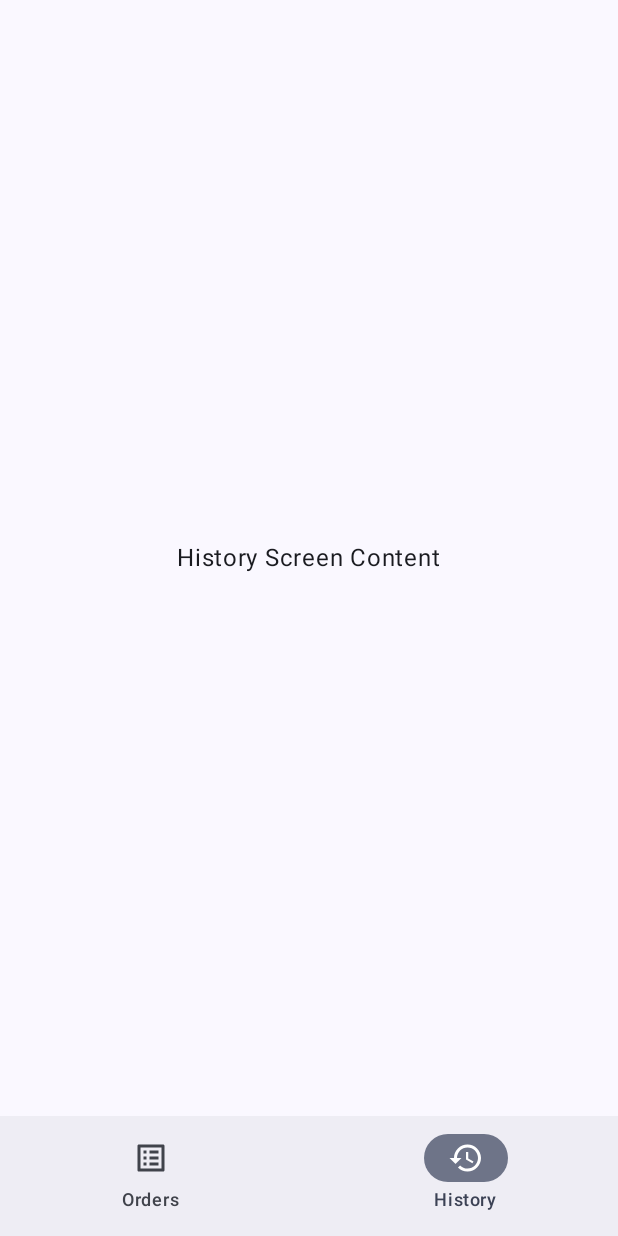
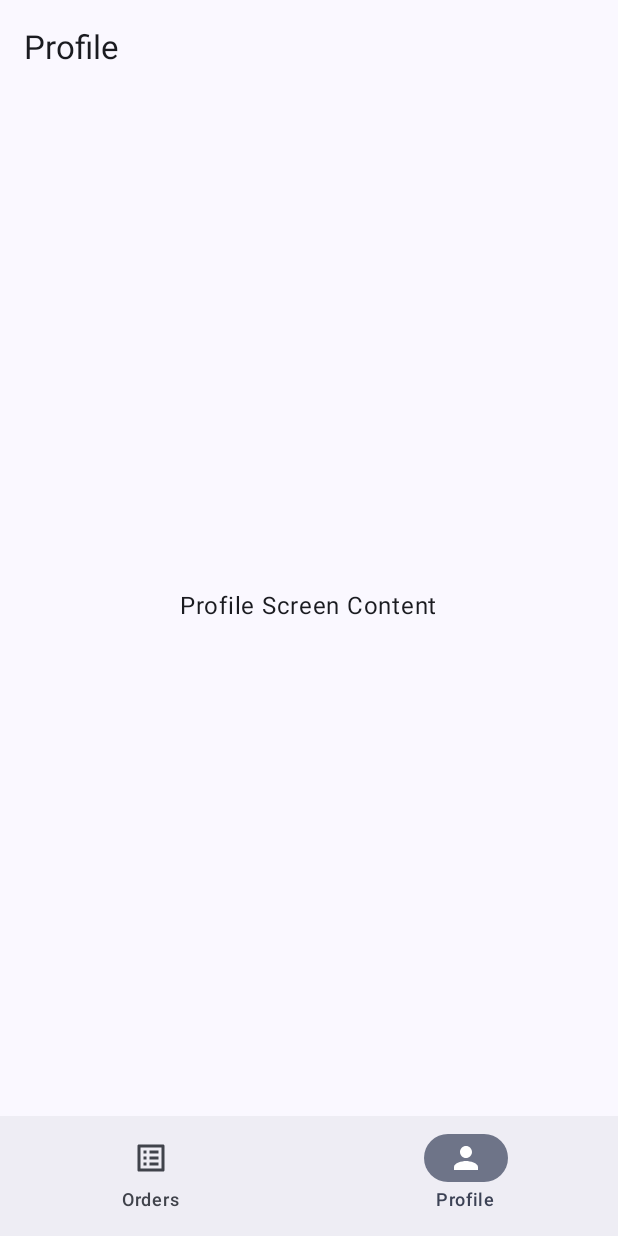
Before and after one commit to oleksandr-holan/mobile, an Android app built with Jetpack Compose: the MainAppScreen screen opened through its navigation route, item 2 of the bottom bar chosen, on a phone screen of 412 x 824 dp. Run offline under Robolectric (Android 15) with nearby library versions, the phone set to English and light mode, and no system bars.

Commit message:
implement TopAppBar

```diff
--- /dev/null
+++ b/app/src/main/java/com/example/lab1/ui/components/AppTopAppBar.kt
@@ -0,0 +1,48 @@
+package com.example.lab1.ui.components
+
+import androidx.compose.material.icons.Icons
+import androidx.compose.material.icons.automirrored.filled.ArrowBack // Use autoMirrored for RTL support
+import androidx.compose.material3.*
+import androidx.compose.runtime.Composable
+import androidx.compose.ui.tooling.preview.Preview
+import com.example.lab1.ui.theme.Lab1Theme
+
+@OptIn(ExperimentalMaterial3Api::class) // For TopAppBar
+@Composable
+fun AppTopAppBar(
+    title: String,
+    canNavigateBack: Boolean,
+    onNavigateBack: () -> Unit
+) {
+    TopAppBar(
+        title = { Text(title) },
+        navigationIcon = {
+            if (canNavigateBack) {
+                IconButton(onClick = onNavigateBack) {
+                    Icon(
+                        imageVector = Icons.AutoMirrored.Filled.ArrowBack,
+                        contentDescription = "Back" // Content description for accessibility
+                    )
+                }
+            }
+        },
+        // TODO: Add actions (e.g., settings, search) here using the `actions` lambda
+        // actions = { ... }
+    )
+}
+
+@Preview
+@Composable
+fun AppTopAppBarPreviewBack() {
+    Lab1Theme {
+        AppTopAppBar(title = "Details", canNavigateBack = true, onNavigateBack = {})
+    }
+}
+
+@Preview
+@Composable
+fun AppTopAppBarPreviewNoBack() {
+    Lab1Theme {
+        AppTopAppBar(title = "Orders", canNavigateBack = false, onNavigateBack = {})
+    }
+}
--- a/app/src/main/java/com/example/lab1/ui/feature/home/MainAppScreen.kt
+++ b/app/src/main/java/com/example/lab1/ui/feature/home/MainAppScreen.kt
@@ -1,72 +1,95 @@
 package com.example.lab1.ui.feature.home
 
-import androidx.compose.foundation.layout.Box
-import androidx.compose.foundation.layout.fillMaxSize
 import androidx.compose.foundation.layout.padding
 import androidx.compose.material3.*
-import androidx.compose.runtime.Composable
-import androidx.compose.ui.Alignment
+import androidx.compose.runtime.* // Import remember, derivedStateOf, etc.
 import androidx.compose.ui.Modifier
 import androidx.compose.ui.tooling.preview.Preview
 import androidx.navigation.NavHostController
 import androidx.navigation.compose.NavHost
 import androidx.navigation.compose.composable
+import androidx.navigation.compose.currentBackStackEntryAsState
 import androidx.navigation.compose.rememberNavController
 import com.example.lab1.ui.navigation.AppDestinations
 import com.example.lab1.ui.navigation.BottomNavItem
+import com.example.lab1.ui.navigation.bottomNavItems // Import list
+// Import components
 import com.example.lab1.ui.components.AppBottomNavigationBar
+import com.example.lab1.ui.components.AppTopAppBar
 import com.example.lab1.ui.feature.item.AddItemDetailsScreen
 import com.example.lab1.ui.feature.order.view.OrderScreen
+import com.example.lab1.ui.feature.profile.ProfileScreen
 import com.example.lab1.ui.theme.Lab1Theme
 
-@OptIn(ExperimentalMaterial3Api::class) // For Scaffold
+@OptIn(ExperimentalMaterial3Api::class)
 @Composable
 fun MainAppScreen() {
-    // NavController for the *inner* NavHost (for bottom nav screens)
     val innerNavController: NavHostController = rememberNavController()
 
+    // Get current back stack entry to determine route, title, and back button visibility
+    val navBackStackEntry by innerNavController.currentBackStackEntryAsState()
+    val currentRoute = navBackStackEntry?.destination?.route
+
+    // Determine the title based on the current route
+    val currentScreenTitle = remember(currentRoute) {
+        when (currentRoute) {
+            BottomNavItem.Orders.route -> BottomNavItem.Orders.title
+            BottomNavItem.Profile.route -> BottomNavItem.Profile.title
+            AppDestinations.ADD_ITEM_DETAILS_ROUTE -> "Item Details" // Or get dynamically
+            else -> "" // Default or loading title
+        }
+    }
+
+    // Determine if the back button should be shown
+    // Show back if the current route is NOT one of the main bottom nav destinations
+    val canNavigateBack = remember(currentRoute) {
+        bottomNavItems.none { it.route == currentRoute } && currentRoute != null
+        // Alternative: check innerNavController.previousBackStackEntry != null
+    }
+
+
     Scaffold(
+        topBar = {
+            AppTopAppBar(
+                title = currentScreenTitle,
+                canNavigateBack = canNavigateBack,
+                onNavigateBack = { innerNavController.popBackStack() } // Simple back action
+            )
+        },
         bottomBar = { AppBottomNavigationBar(navController = innerNavController) }
     ) { innerPadding ->
-        // NavHost for the screens accessible via Bottom Navigation
         NavHost(
             navController = innerNavController,
-            // Start destination for the bottom nav section (e.g., Orders)
-            startDestination = BottomNavItem.Orders.route,
+            startDestination = BottomNavItem.Orders.route, // Start on Orders screen
             modifier = Modifier.padding(innerPadding) // Apply padding from Scaffold
         ) {
             composable(BottomNavItem.Orders.route) {
                 OrderScreen(
-                    onNavigateToAddItem = { /* TODO: Handle navigation if needed */ }
+                    // Pass lambda to navigate to details using the inner controller
+                    onNavigateToAddItem = { itemName -> // Example: pass item name
+                        // In real app, pass item ID or full object route parameter
+                        innerNavController.navigate(AppDestinations.ADD_ITEM_DETAILS_ROUTE)
+                    }
                 )
             }
-            composable(BottomNavItem.History.route) {
-                // Replace with your actual HistoryScreen composable
-                HistoryScreenPlaceholder()
+            // Updated composable for Profile
+            composable(BottomNavItem.Profile.route) {
+                ProfileScreen()
             }
-            // Add composable destinations for other bottom nav items here
-            // Example: Add Item Details might still be navigated to from OrderScreen
-            // but it won't be a bottom nav item itself.
+            // Destination for the detail screen
             composable(AppDestinations.ADD_ITEM_DETAILS_ROUTE) {
+                // In real app, retrieve item details based on argument passed in navigate()
                 AddItemDetailsScreen(
-                    itemName = "Item from Orders", // Pass actual item later
-                    onNavigateBack = { innerNavController.popBackStack() }
+                    itemName = "Selected Item", // Replace with actual data later
+                    // Back navigation is handled by the AppTopAppBar now
+                    onNavigateBack = { innerNavController.popBackStack() } // Can keep for programmatic back
                 )
             }
         }
     }
 }
 
-// Placeholder for the History screen content
-@Composable
-fun HistoryScreenPlaceholder() {
-    Surface(modifier = Modifier.fillMaxSize()) {
-        Box(contentAlignment = Alignment.Center) {
-            Text("History Screen Content")
-        }
-    }
-}
-
+// Preview remains the same
 @Preview(showBackground = true)
 @Composable
 fun MainAppScreenPreview() {
--- a/app/src/main/java/com/example/lab1/ui/feature/item/AddItemDetailsScreen.kt
+++ b/app/src/main/java/com/example/lab1/ui/feature/item/AddItemDetailsScreen.kt
@@ -12,17 +12,12 @@ import androidx.compose.ui.unit.sp
 import com.example.lab1.ui.theme.Lab1Theme
 import kotlin.math.roundToInt // For converting slider value
 
-// Removed the class wrapper. Composable functions should be top-level.
-@OptIn(ExperimentalMaterial3Api::class) // Needed for OutlinedTextField
 @Composable
 fun AddItemDetailsScreen(
     itemName: String,
     onNavigateBack: () -> Unit
 ) {
     // --- State Variables ---
-    // Remember state for interactive components
-    // Use mutableFloatStateOf for Slider's value for better precision if needed,
-    // but mutableStateOf<Float> is also common.
     var quantity by remember { mutableFloatStateOf(1f) }
     var specialRequests by remember { mutableStateOf("") }
     var isUrgent by remember { mutableStateOf(false) }
--- a/app/src/main/java/com/example/lab1/ui/feature/order/view/OrderScreen.kt
+++ b/app/src/main/java/com/example/lab1/ui/feature/order/view/OrderScreen.kt
@@ -1,6 +1,8 @@
 package com.example.lab1.ui.feature.order.view
 
 import androidx.compose.foundation.background
+import androidx.compose.foundation.clickable
+import androidx.compose.foundation.layout.Box
 import androidx.compose.foundation.layout.Column
 import androidx.compose.foundation.layout.Spacer
 import androidx.compose.foundation.layout.fillMaxSize
@@ -40,17 +42,21 @@ fun OrderScreen(
                 .padding(bottom = 16.dp)
                 .align(Alignment.CenterHorizontally)
         )
+        Box(modifier = Modifier.clickable { onNavigateToAddItem("Піца Маргарита") }) {
             MenuItemCard(
                 itemName = "Піца Маргарита",
                 itemDescription = "Класична піца з томатним соусом, моцарелою та базиліком.",
                 price = "150 грн",
             )
+        }
         Spacer(modifier = Modifier.height(16.dp))
+        Box(modifier = Modifier.clickable { onNavigateToAddItem("Салат Цезар") }) {
             MenuItemCard(
                 itemName = "Салат Цезар",
                 itemDescription = "Салат з куркою, грінками, пармезаном та соусом Цезар.",
                 price = "120 грн",
             )
+        }
         Spacer(modifier = Modifier.height(24.dp))
         Text(
             text = "Підказка: Не забудьте запропонувати напої!",
--- /dev/null
+++ b/app/src/main/java/com/example/lab1/ui/feature/profile/ProfileScreen.kt
@@ -0,0 +1,34 @@
+package com.example.lab1.ui.feature.profile
+
+import androidx.compose.foundation.layout.Box
+import androidx.compose.foundation.layout.fillMaxSize
+ import androidx.compose.foundation.layout.safeDrawingPadding
+import androidx.compose.foundation.layout.padding
+import androidx.compose.material3.Surface
+import androidx.compose.material3.Text
+import androidx.compose.runtime.Composable
+import androidx.compose.ui.Alignment
+import androidx.compose.ui.Modifier
+import androidx.compose.ui.tooling.preview.Preview
+import androidx.compose.ui.unit.dp
+import com.example.lab1.ui.theme.Lab1Theme
+
+@Composable
+fun ProfileScreen() {
+    // The main screen composable (like MainAppScreen) will handle Scaffold padding.
+    // We might only need specific padding for content *within* this screen.
+    Surface(modifier = Modifier.fillMaxSize()) { // Let Scaffold handle insets
+        Box(contentAlignment = Alignment.Center, modifier = Modifier.padding(16.dp)) {
+            Text("Profile Screen Content")
+            // TODO: Add profile details, settings, logout button etc. later
+        }
+    }
+}
+
+@Preview(showBackground = true)
+@Composable
+fun ProfileScreenPreview() {
+    Lab1Theme {
+        ProfileScreen()
+    }
+}
--- a/app/src/main/java/com/example/lab1/ui/navigation/AppNavigation.kt
+++ b/app/src/main/java/com/example/lab1/ui/navigation/AppNavigation.kt
@@ -3,8 +3,8 @@ package com.example.lab1.ui.navigation
 object AppDestinations {
     const val LOGIN_ROUTE = "login"
     const val REGISTRATION_ROUTE = "registration"
-    const val ORDER_LIST_ROUTE = "order_list"
+    const val ORDER_LIST_ROUTE = "order_list" // Main screen route
     const val ADD_ITEM_DETAILS_ROUTE = "add_item_details"
-    const val HISTORY_ROUTE = "history"
+    const val PROFILE_ROUTE = "profile"
     const val MAIN_APP_ROUTE = "main_app"
 }
--- a/app/src/main/java/com/example/lab1/ui/navigation/BottomNavItem.kt
+++ b/app/src/main/java/com/example/lab1/ui/navigation/BottomNavItem.kt
@@ -1,33 +1,30 @@
 package com.example.lab1.ui.navigation
 
 import androidx.compose.material.icons.Icons
-import androidx.compose.material.icons.filled.ListAlt // Icon for Orders
-import androidx.compose.material.icons.filled.History // Icon for History
+import androidx.compose.material.icons.automirrored.filled.ListAlt
+import androidx.compose.material.icons.filled.Person
 import androidx.compose.ui.graphics.vector.ImageVector
 
-// Represents items in the Bottom Navigation Bar
 sealed class BottomNavItem(
     val route: String,
     val title: String,
     val icon: ImageVector
 ) {
-    object Orders : BottomNavItem(
-        route = AppDestinations.ORDER_LIST_ROUTE, // Reuse route from AppDestinations
-        title = "Orders",
-        icon = Icons.Default.ListAlt
+    data object Orders : BottomNavItem(
+        route = AppDestinations.ORDER_LIST_ROUTE, // Use the main screen route
+        title = "Orders", // Title for the bottom bar item
+        icon = Icons.AutoMirrored.Filled.ListAlt
     )
-    // Add more items here, e.g., History
-    object History : BottomNavItem(
-        route = "history", // Define a new route for history
-        title = "History",
-        icon = Icons.Default.History
+    // Changed History to Profile
+    data object Profile : BottomNavItem(
+        route = AppDestinations.PROFILE_ROUTE, // Use profile route
+        title = "Profile",
+        icon = Icons.Default.Person
     )
-    // Add Profile, Settings etc. as needed
 }
 
-// Helper list for easy iteration
+// Update the list
 val bottomNavItems = listOf(
     BottomNavItem.Orders,
-    BottomNavItem.History
-    // Add other items here
+    BottomNavItem.Profile
 )
```
Lines whose indentation alone changed are shown as unchanged.
